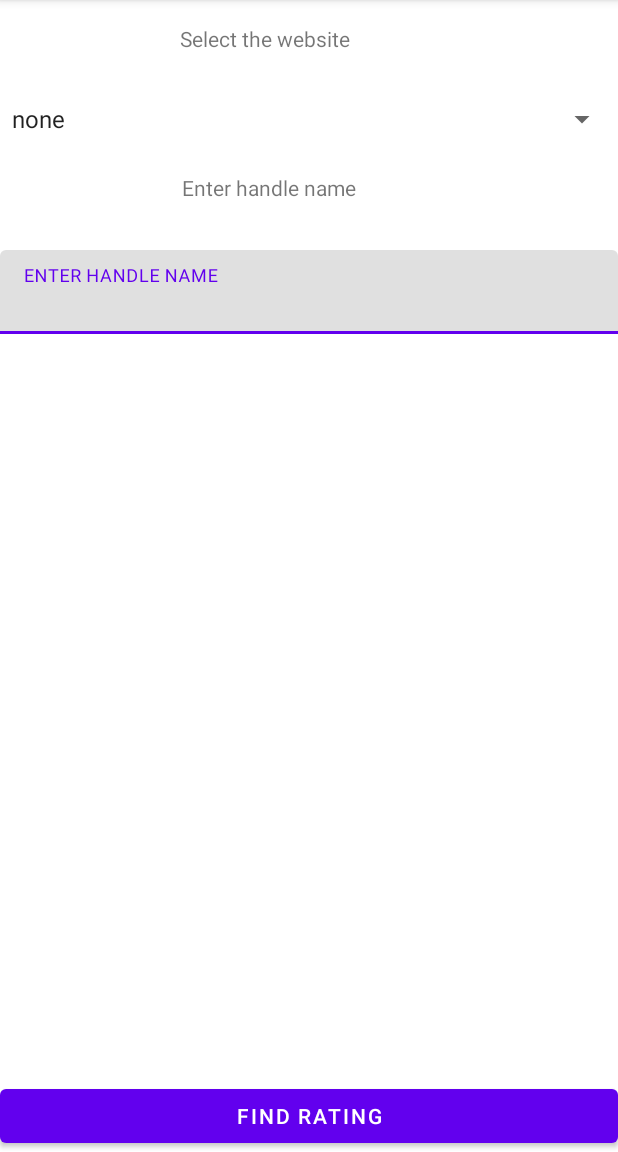
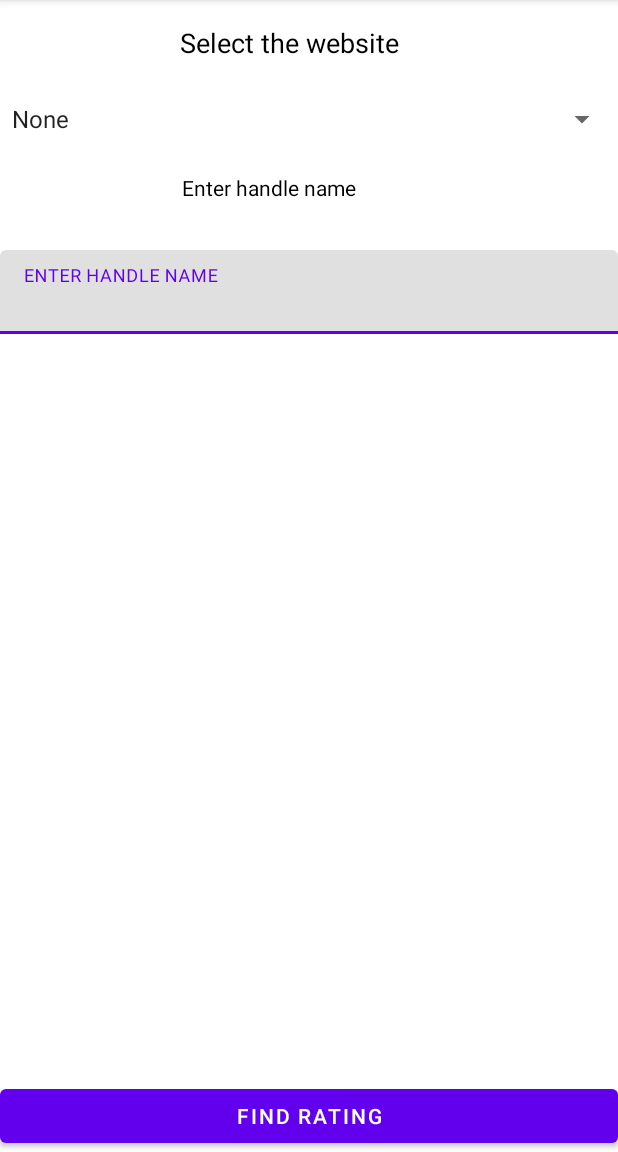
Before and after one commit to shubhamgarg1671/ratingfinder, an Android app: the screen it shows after launch (MainActivity), on a phone screen of 412 x 824 dp, the part 84-1236 px from its top. Run offline under Robolectric (Android 15) with nearby library versions, the phone set to English and light mode, and no system bars; our stand-ins replace Volley.

Commit message:
Some minor changes

```diff
--- a/app/src/main/res/layout/activity_main.xml
+++ b/app/src/main/res/layout/activity_main.xml
@@ -13,6 +13,9 @@
         android:layout_height="51dp"
         android:layout_marginTop="16dp"
         android:text="Select the website"
+        android:textAppearance="@style/TextAppearance.AppCompat.Medium"
+        android:textColor="#000000"
+        android:visibility="visible"
         app:layout_constraintEnd_toEndOf="parent"
         app:layout_constraintHorizontal_bias="0.497"
         app:layout_constraintStart_toStartOf="parent"
@@ -31,6 +34,7 @@
         android:layout_height="51dp"
         android:layout_marginTop="24dp"
         android:text="Enter handle name"
+        android:textColor="#000000"
         app:layout_constraintEnd_toEndOf="parent"
         app:layout_constraintHorizontal_bias="0.502"
         app:layout_constraintStart_toStartOf="parent"
--- a/app/src/main/res/values/strings.xml
+++ b/app/src/main/res/values/strings.xml
@@ -1,10 +1,10 @@
 <resources>
     <string name="app_name">rating finder</string>
     <string-array name="website">
-        <item>none</item>
+        <item>None</item>
         <item>codechef</item>
         <item>codeforces</item>
-        <item>hackerearth</item>
+        <item>Hackerearth</item>
     </string-array>
     <string name="please_wait">Please Wait..</string>
 </resources>
--- a/build.gradle
+++ b/build.gradle
@@ -6,7 +6,7 @@ buildscript {
         jcenter()
     }
     dependencies {
-        classpath 'com.android.tools.build:gradle:4.1.2'
+        classpath 'com.android.tools.build:gradle:4.2.0'
         classpath "org.jetbrains.kotlin:kotlin-gradle-plugin:$kotlin_version"
 
         // NOTE: Do not place your application dependencies here; they belong
```
Also changed, not shown: gradle/wrapper/gradle-wrapper.properties.
